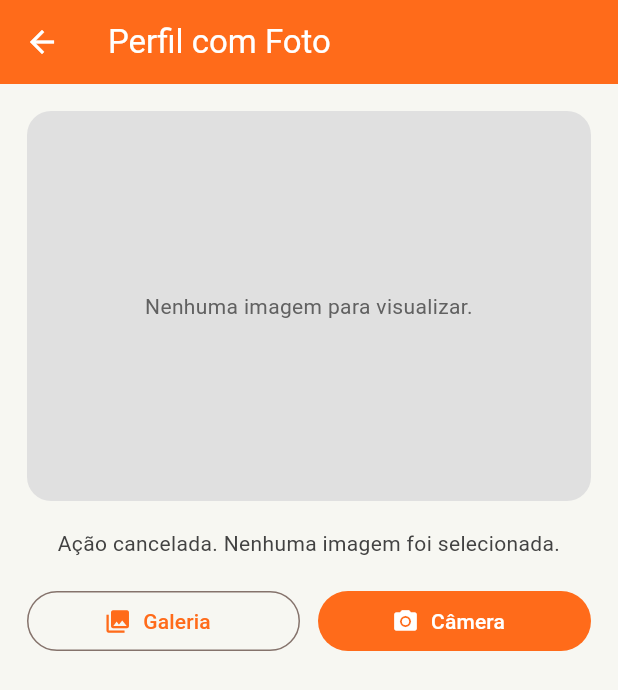
After one commit to gabrieldemoraisfreitas/cadastro_flutter, a Flutter app: the PerfilComFotoPage screen opened directly, after a tap on "Galeria", on a phone screen of 412 x 824 dp. The commit adds this screen. Shown: the top 690 px of the screen. Run offline on Flutter 3.47's test engine with Material 3 defaults, Android fonts, the phone set to English and light mode, and no system bars; our stand-ins replace image_picker, shared_preferences; accounts and stored records are empty; network calls fail.

Commit message:
Implementa aula 10 com camera e galeria

```diff
--- /dev/null
+++ b/lib/screens/perfil_foto_screen.dart
@@ -0,0 +1,174 @@
+import 'dart:io';
+
+import 'package:flutter/material.dart';
+import 'package:image_picker/image_picker.dart';
+
+import '../constants/app_colors.dart';
+
+class PerfilComFotoPage extends StatefulWidget {
+  const PerfilComFotoPage({super.key});
+
+  @override
+  State<PerfilComFotoPage> createState() => _PerfilComFotoPageState();
+}
+
+class _PerfilComFotoPageState extends State<PerfilComFotoPage> {
+  XFile? _imagemSelecionada;
+  bool _carregando = false;
+  String _status = 'Nenhuma imagem selecionada.';
+
+  final ImagePicker _picker = ImagePicker();
+
+  Future<void> _selecionarImagem(ImageSource origem) async {
+    setState(() {
+      _carregando = true;
+      _status = origem == ImageSource.gallery
+          ? 'Abrindo galeria...'
+          : 'Abrindo câmera...';
+    });
+
+    try {
+      final imagem = await _picker.pickImage(
+        source: origem,
+        imageQuality: 80,
+        maxWidth: 1200,
+      );
+      if (!mounted) return;
+
+      if (imagem == null) {
+        setState(() {
+          _status = 'Ação cancelada. Nenhuma imagem foi selecionada.';
+        });
+        return;
+      }
+
+      setState(() {
+        _imagemSelecionada = imagem;
+        _status = origem == ImageSource.gallery
+            ? 'Imagem selecionada da galeria.'
+            : 'Foto capturada com a câmera.';
+      });
+
+      ScaffoldMessenger.of(context).showSnackBar(
+        const SnackBar(content: Text('Imagem carregada com sucesso.')),
+      );
+    } catch (erro) {
+      if (!mounted) return;
+      setState(() {
+        _status = 'Não foi possível carregar a imagem.';
+      });
+      ScaffoldMessenger.of(context).showSnackBar(
+        SnackBar(content: Text('Erro: $erro')),
+      );
+    } finally {
+      if (!mounted) return;
+      setState(() => _carregando = false);
+    }
+  }
+
+  @override
+  Widget build(BuildContext context) {
+    return Scaffold(
+      backgroundColor: AppColors.fundo,
+      appBar: AppBar(
+        title: const Text('Perfil com Foto'),
+        backgroundColor: AppColors.laranja,
+        foregroundColor: Colors.white,
+      ),
+      body: SafeArea(
+        child: Padding(
+          padding: const EdgeInsets.all(18),
+          child: Column(
+            crossAxisAlignment: CrossAxisAlignment.stretch,
+            children: [
+              _PreviewImagem(imagem: _imagemSelecionada),
+              const SizedBox(height: 18),
+              Text(
+                _status,
+                textAlign: TextAlign.center,
+                style: TextStyle(color: Colors.grey.shade800),
+              ),
+              const SizedBox(height: 18),
+              if (_carregando)
+                const Center(
+                  child: CircularProgressIndicator(color: AppColors.laranja),
+                )
+              else
+                _BotoesImagem(
+                  onGaleria: () => _selecionarImagem(ImageSource.gallery),
+                  onCamera: () => _selecionarImagem(ImageSource.camera),
+                ),
+            ],
+          ),
+        ),
+      ),
+    );
+  }
+}
+
+class _PreviewImagem extends StatelessWidget {
+  const _PreviewImagem({required this.imagem});
+
+  final XFile? imagem;
+
+  @override
+  Widget build(BuildContext context) {
+    if (imagem == null) {
+      return Container(
+        height: 260,
+        alignment: Alignment.center,
+        decoration: BoxDecoration(
+          color: Colors.grey.shade300,
+          borderRadius: BorderRadius.circular(16),
+        ),
+        child: Text(
+          'Nenhuma imagem para visualizar.',
+          textAlign: TextAlign.center,
+          style: TextStyle(color: Colors.grey.shade700),
+        ),
+      );
+    }
+
+    return ClipRRect(
+      borderRadius: BorderRadius.circular(16),
+      child: Image.file(
+        File(imagem!.path),
+        height: 260,
+        fit: BoxFit.cover,
+      ),
+    );
+  }
+}
+
+class _BotoesImagem extends StatelessWidget {
+  const _BotoesImagem({
+    required this.onGaleria,
+    required this.onCamera,
+  });
+
+  final VoidCallback onGaleria;
+  final VoidCallback onCamera;
+
+  @override
+  Widget build(BuildContext context) {
+    return Row(
+      children: [
+        Expanded(
+          child: OutlinedButton.icon(
+            onPressed: onGaleria,
+            icon: const Icon(Icons.photo_library),
+            label: const Text('Galeria'),
+          ),
+        ),
+        const SizedBox(width: 12),
+        Expanded(
+          child: FilledButton.icon(
+            onPressed: onCamera,
+            icon: const Icon(Icons.photo_camera),
+            label: const Text('Câmera'),
+          ),
+        ),
+      ],
+    );
+  }
+}
--- a/lib/screens/usuarios_screen.dart
+++ b/lib/screens/usuarios_screen.dart
@@ -4,6 +4,7 @@ import '../models/usuario.dart';
 import '../services/api_service.dart';
 import 'cadastro_usuario_screen.dart';
 import 'detalhes_cliente_screen.dart';
+import 'perfil_foto_screen.dart';
 import 'servicos_screen.dart';
 import 'sobre_screen.dart';
 
@@ -142,6 +143,7 @@ class _UsuariosScreenState extends State<UsuariosScreen> {
           const ServicosScreen(),
           const SizedBox.shrink(),
           const SobreScreen(),
+          const PerfilComFotoPage(),
         ],
       ),
       bottomNavigationBar: NavigationBar(
@@ -167,6 +169,11 @@ class _UsuariosScreenState extends State<UsuariosScreen> {
             icon: Icon(Icons.bar_chart_outlined),
             selectedIcon: Icon(Icons.bar_chart),
             label: 'Sobre',
+          ),
+          NavigationDestination(
+            icon: Icon(Icons.person_outline),
+            selectedIcon: Icon(Icons.person),
+            label: 'Perfil',
           ),
         ],
       ),
```
